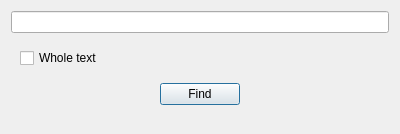
Old version of the form finddialog.ui in the repository VitalyGladyshev/GB-text-editor.
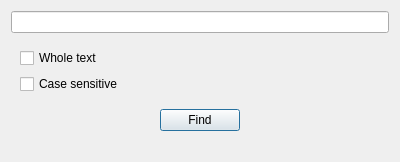
New version of the form.

Patch:
```diff
--- a/finddialog.ui
+++ b/finddialog.ui
@@ -7,7 +7,7 @@
     <x>0</x>
     <y>0</y>
     <width>400</width>
-    <height>132</height>
+    <height>162</height>
    </rect>
   </property>
   <property name="sizePolicy">
@@ -19,7 +19,7 @@
   <property name="maximumSize">
    <size>
     <width>16777215</width>
-    <height>132</height>
+    <height>162</height>
    </size>
   </property>
   <property name="windowTitle">
@@ -51,6 +51,13 @@
         </property>
        </widget>
       </item>
+      <item>
+       <widget class="QCheckBox" name="checkBoxCaseSensitive">
+        <property name="text">
+         <string>Case sensitive</string>
+        </property>
+       </widget>
+      </item>
       <item>
        <widget class="QWidget" name="widget_2" native="true">
         <property name="sizePolicy">
```
